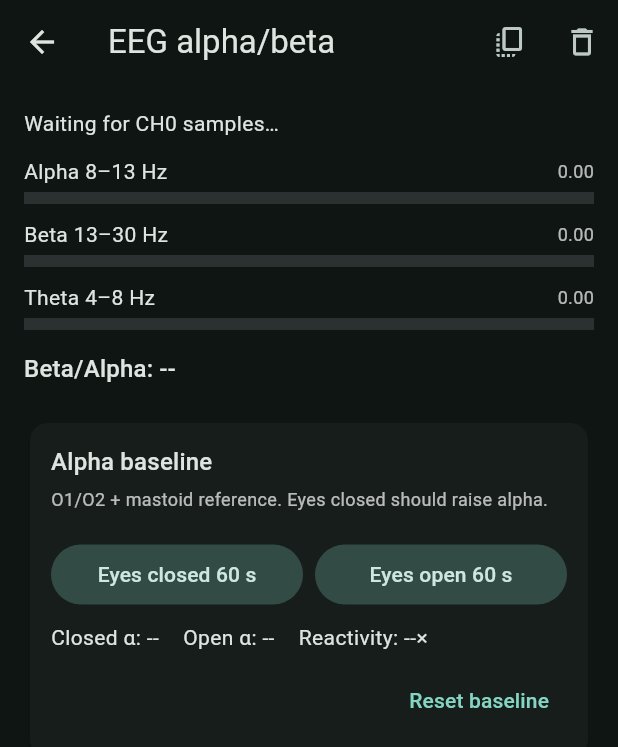
After one commit to WalkEEG/WalkEEG, a Flutter app: the screen it shows after launch, after a tap on "EEG alpha/beta", on a phone screen of 412 x 824 dp. The commit adds this screen. Shown: the top 747 px of the screen. Run offline on Flutter 3.47's test engine with Material 3 defaults, Android fonts, the phone set to English and light mode, and no system bars; our stand-ins replace flutter_blue_plus, permission_handler, shared_preferences; missing offline and left inert: aws_client.

Commit message:
feat(app): EEG alpha/beta analyzer + eyes closed/open baseline

```diff
--- /dev/null
+++ b/05-Flutter program/lib/dsp/eeg_analyzer.dart
@@ -0,0 +1,144 @@
+import 'dart:math' as math;
+
+import 'package:flutter/foundation.dart';
+
+class EegSnapshot {
+  final double theta;
+  final double alpha;
+  final double beta;
+  final double ratio;
+  final bool artifact;
+  final DateTime at;
+
+  const EegSnapshot({
+    required this.theta,
+    required this.alpha,
+    required this.beta,
+    required this.ratio,
+    required this.artifact,
+    required this.at,
+  });
+}
+
+/// Alpha/beta band power from CH0. 500 Hz, 2 s window, 50% overlap.
+/// Goertzel only; no FFT dependency.
+class EegAnalyzer extends ChangeNotifier {
+  EegAnalyzer({
+    this.sampleRate = 500,
+    this.windowSeconds = 2,
+    this.hopSeconds = 1,
+  });
+
+  final int sampleRate;
+  final double windowSeconds;
+  final double hopSeconds;
+
+  static const int thetaLo = 4, thetaHi = 7;
+  static const int alphaLo = 8, alphaHi = 12;
+  static const int betaLo = 13, betaHi = 30;
+
+  final List<double> _buf = <double>[];
+  int _sinceCompute = 0;
+  double _thetaEma = 0;
+  double _alphaEma = 0;
+  double _betaEma = 0;
+
+  EegSnapshot? latest;
+  final List<EegSnapshot> history = <EegSnapshot>[];
+
+  void addSamples(List<int> samples, int n) {
+    for (var i = 0; i < n && i < samples.length; i++) {
+      _buf.add(samples[i].toDouble());
+    }
+    final maxBuf = (sampleRate * (windowSeconds + 1)).round();
+    if (_buf.length > maxBuf) {
+      _buf.removeRange(0, _buf.length - maxBuf);
+    }
+
+    _sinceCompute += n;
+    final win = (sampleRate * windowSeconds).round();
+    final hop = (sampleRate * hopSeconds).round();
+    if (_sinceCompute < hop || _buf.length < win) return;
+
+    _sinceCompute = 0;
+    final raw = _buf.sublist(_buf.length - win);
+    _compute(raw);
+  }
+
+  void _compute(List<double> raw) {
+    final n = raw.length;
+    var sum = 0.0;
+    var mn = raw.first;
+    var mx = raw.first;
+    for (final v in raw) {
+      sum += v;
+      if (v < mn) mn = v;
+      if (v > mx) mx = v;
+    }
+    final mean = sum / n;
+    final x = List<double>.filled(n, 0);
+    for (var i = 0; i < n; i++) {
+      final w = 0.5 - 0.5 * math.cos(2 * math.pi * i / (n - 1));
+      x[i] = (raw[i] - mean) * w;
+    }
+
+    double band(int lo, int hi) {
+      var p = 0.0;
+      for (var f = lo; f <= hi; f++) {
+        p += _goertzel(x, f.toDouble());
+      }
+      return p;
+    }
+
+    final theta = band(thetaLo, thetaHi);
+    final alpha = band(alphaLo, alphaHi);
+    final beta = band(betaLo, betaHi);
+
+    // 12-bit AD8232: about 8 uV/LSB. Large p2p = movement/EMG.
+    final artifact = (mx - mn) > 400;
+    if (!artifact) {
+      _thetaEma = _thetaEma == 0 ? theta : 0.8 * _thetaEma + 0.2 * theta;
+      _alphaEma = _alphaEma == 0 ? alpha : 0.8 * _alphaEma + 0.2 * alpha;
+      _betaEma = _betaEma == 0 ? beta : 0.8 * _betaEma + 0.2 * beta;
+    }
+    final ratio = _alphaEma > 0 ? _betaEma / _alphaEma : 0.0;
+
+    latest = EegSnapshot(
+      theta: _thetaEma,
+      alpha: _alphaEma,
+      beta: _betaEma,
+      ratio: ratio,
+      artifact: artifact,
+      at: DateTime.now(),
+    );
+    history.add(latest!);
+    if (history.length > 1200) history.removeAt(0);
+    notifyListeners();
+  }
+
+  double _goertzel(List<double> x, double freq) {
+    final n = x.length;
+    final k = (n * freq / sampleRate).round();
+    final w = 2 * math.pi * k / n;
+    final c = 2 * math.cos(w);
+    var s0 = 0.0, s1 = 0.0, s2 = 0.0;
+    for (final v in x) {
+      s0 = v + c * s1 - s2;
+      s2 = s1;
+      s1 = s0;
+    }
+    final p = s1 * s1 + s2 * s2 - c * s1 * s2;
+    return p / (n * n);
+  }
+
+  void clear() {
+    _buf.clear();
+    _sinceCompute = 0;
+    _thetaEma = 0;
+    _alphaEma = 0;
+    _betaEma = 0;
+    latest = null;
+    history.clear();
+    notifyListeners();
+  }
+}
--- a/05-Flutter program/lib/main.dart
+++ b/05-Flutter program/lib/main.dart
@@ -4,10 +4,12 @@ import 'package:flutter/material.dart';
 
 import 'auth/cognito_auth.dart';
 import 'ble/walkeeg_ble.dart';
+import 'dsp/eeg_analyzer.dart';
 import 'protocol/packet_parser.dart';
 import 'relay/relay_service.dart';
 import 'storage/recording_service.dart';
 import 'storage/sync_service.dart';
+import 'ui/eeg_page.dart';
 import 'ui/login_page.dart';
 import 'ui/waveform_painter.dart';
 
@@ -65,6 +67,7 @@ class _HomePageState extends State<HomePage> {
   final _ble = WalkEegBleController();
   final _recording = RecordingService();
   final _relay = RelayService();
+  final _eeg = EegAnalyzer(sampleRate: _sampleRateHz);
   final _sync = SyncService();
   final _auth = CognitoAuth();
   final Set<int> _selected = {0, 1};
@@ -116,6 +119,7 @@ class _HomePageState extends State<HomePage> {
         return perCh[c];
       });
       _relay.onFrame(seq, relayCh, n);
+      _eeg.addSamples(perCh[0], n);
     };
     _relay.addListener(_onRelayChanged);
     _tickSub = _ble.tickStream.listen((_) {
@@ -301,6 +305,7 @@ class _HomePageState extends State<HomePage> {
     _stateSub?.cancel();
     _relay.removeListener(_onRelayChanged);
     _relay.dispose();
+    _eeg.dispose();
     _ble.dispose();
     super.dispose();
   }
@@ -456,6 +461,21 @@ class _HomePageState extends State<HomePage> {
               style: Theme.of(context).textTheme.bodySmall,
             ),
             const SizedBox(height: 8),
+            SizedBox(
+              width: double.infinity,
+              child: OutlinedButton.icon(
+                onPressed: () {
+                  Navigator.of(context).push(
+                    MaterialPageRoute(
+                      builder: (_) => EegPage(analyzer: _eeg),
+                    ),
+                  );
+                },
+                icon: const Icon(Icons.insights),
+                label: const Text('EEG alpha/beta'),
+              ),
+            ),
+            const SizedBox(height: 8),
             Row(
               children: [
                 Expanded(
--- /dev/null
+++ b/05-Flutter program/lib/ui/eeg_page.dart
@@ -0,0 +1,283 @@
+import 'dart:async';
+
+import 'package:flutter/material.dart';
+import 'package:flutter/services.dart';
+
+import '../dsp/eeg_analyzer.dart';
+
+class EegPage extends StatefulWidget {
+  const EegPage({super.key, required this.analyzer});
+
+  final EegAnalyzer analyzer;
+
+  @override
+  State<EegPage> createState() => _EegPageState();
+}
+
+class _EegPageState extends State<EegPage> {
+  Timer? _timer;
+  int _secondsLeft = 0;
+  String _phase = '';
+  double? _closedAlpha;
+  double? _openAlpha;
+  final List<double> _values = <double>[];
+
+  @override
+  void dispose() {
+    _timer?.cancel();
+    super.dispose();
+  }
+
+  void _startBaseline(String phase, int seconds) {
+    if (_timer != null) return;
+    setState(() {
+      _phase = phase;
+      _secondsLeft = seconds;
+      _values.clear();
+    });
+    _timer = Timer.periodic(const Duration(seconds: 1), (t) {
+      final s = widget.analyzer.latest;
+      if (s != null && !s.artifact) _values.add(s.alpha);
+      if (!mounted) return;
+      setState(() => _secondsLeft--);
+      if (_secondsLeft <= 0) {
+        t.cancel();
+        _timer = null;
+        final avg = _values.isEmpty
+            ? 0.0
+            : _values.reduce((a, b) => a + b) / _values.length;
+        setState(() {
+          if (phase == 'closed') {
+            _closedAlpha = avg;
+          } else {
+            _openAlpha = avg;
+          }
+          _phase = '';
+          _secondsLeft = 0;
+        });
+      }
+    });
+  }
+
+  double? get _reactivity {
+    final c = _closedAlpha;
+    final o = _openAlpha;
+    if (c == null || o == null || o <= 0) return null;
+    return c / o;
+  }
+
+  void _resetBaseline() {
+    setState(() {
+      _closedAlpha = null;
+      _openAlpha = null;
+      _values.clear();
+      _phase = '';
+      _secondsLeft = 0;
+    });
+    _timer?.cancel();
+    _timer = null;
+  }
+
+  Future<void> _copyCsv() async {
+    final rows = <String>['time,theta,alpha,beta,ratio,artifact'];
+    for (final s in widget.analyzer.history) {
+      rows.add([
+        s.at.toIso8601String(),
+        s.theta.toStringAsFixed(3),
+        s.alpha.toStringAsFixed(3),
+        s.beta.toStringAsFixed(3),
+        s.ratio.toStringAsFixed(3),
+        s.artifact ? '1' : '0',
+      ].join(','));
+    }
+    await Clipboard.setData(ClipboardData(text: rows.join('\n')));
+    if (!mounted) return;
+    ScaffoldMessenger.of(context).showSnackBar(
+      SnackBar(content: Text('Copied ${widget.analyzer.history.length} rows')),
+    );
+  }
+
+  @override
+  Widget build(BuildContext context) {
+    return Scaffold(
+      appBar: AppBar(
+        title: const Text('EEG alpha/beta'),
+        actions: [
+          IconButton(
+            tooltip: 'Copy CSV',
+            onPressed: _copyCsv,
+            icon: const Icon(Icons.copy_all),
+          ),
+          IconButton(
+            tooltip: 'Clear',
+            onPressed: widget.analyzer.clear,
+            icon: const Icon(Icons.delete_outline),
+          ),
+        ],
+      ),
+      body: AnimatedBuilder(
+        animation: widget.analyzer,
+        builder: (context, _) {
+          final s = widget.analyzer.latest;
+          final alpha = s?.alpha ?? 0;
+          final beta = s?.beta ?? 0;
+          final theta = s?.theta ?? 0;
+          var maxVal = alpha;
+          if (beta > maxVal) maxVal = beta;
+          if (theta > maxVal) maxVal = theta;
+          if (maxVal <= 0) maxVal = 1;
+
+          return ListView(
+            padding: const EdgeInsets.all(16),
+            children: [
+              Text(
+                s == null
+                    ? 'Waiting for CH0 samples…'
+                    : (s.artifact
+                        ? 'Artifact — hold still / check electrodes'
+                        : 'Signal OK · 500 Hz · 2 s window'),
+                style: Theme.of(context).textTheme.bodyMedium,
+              ),
+              const SizedBox(height: 12),
+              _BandBar(
+                label: 'Alpha 8–13 Hz',
+                value: alpha,
+                max: maxVal,
+                color: const Color(0xFF22C55E),
+              ),
+              const SizedBox(height: 10),
+              _BandBar(
+                label: 'Beta 13–30 Hz',
+                value: beta,
+                max: maxVal,
+                color: const Color(0xFF06B6D4),
+              ),
+              const SizedBox(height: 10),
+              _BandBar(
+                label: 'Theta 4–8 Hz',
+                value: theta,
+                max: maxVal,
+                color: const Color(0xFF6366F1),
+              ),
+              const SizedBox(height: 14),
+              Text(
+                'Beta/Alpha: ${s == null ? "--" : s.ratio.toStringAsFixed(2)}',
+                style: Theme.of(context).textTheme.titleMedium,
+              ),
+              const SizedBox(height: 20),
+              Card(
+                child: Padding(
+                  padding: const EdgeInsets.all(14),
+                  child: Column(
+                    crossAxisAlignment: CrossAxisAlignment.stretch,
+                    children: [
+                      Text(
+                        'Alpha baseline',
+                        style: Theme.of(context).textTheme.titleMedium,
+                      ),
+                      const SizedBox(height: 4),
+                      const Text(
+                        'O1/O2 + mastoid reference. Eyes closed should raise alpha.',
+                        style: TextStyle(fontSize: 12, color: Colors.white70),
+                      ),
+                      const SizedBox(height: 10),
+                      if (_timer != null)
+                        Text(
+                          '$_phase: ${_secondsLeft}s left',
+                          style: const TextStyle(
+                            fontSize: 16,
+                            fontWeight: FontWeight.w600,
+                          ),
+                        ),
+                      const SizedBox(height: 8),
+                      Row(
+                        children: [
+                          Expanded(
+                            child: FilledButton.tonal(
+                              onPressed: _timer != null
+                                  ? null
+                                  : () => _startBaseline('Eyes closed', 60),
+                              child: const Text('Eyes closed 60 s'),
+                            ),
+                          ),
+                          const SizedBox(width: 8),
+                          Expanded(
+                            child: FilledButton.tonal(
+                              onPressed: _timer != null
+                                  ? null
+                                  : () => _startBaseline('Eyes open', 60),
+                              child: const Text('Eyes open 60 s'),
+                            ),
+                          ),
+                        ],
+                      ),
+                      const SizedBox(height: 8),
+                      Wrap(
+                        spacing: 16,
+                        runSpacing: 4,
+                        children: [
+                          Text('Closed α: ${_fmt(_closedAlpha)}'),
+                          Text('Open α: ${_fmt(_openAlpha)}'),
+                          Text('Reactivity: ${_fmt(_reactivity)}×'),
+                        ],
+                      ),
+                      const SizedBox(height: 8),
+                      Align(
+                        alignment: Alignment.centerRight,
+                        child: TextButton(
+                          onPressed: _resetBaseline,
+                          child: const Text('Reset baseline'),
+                        ),
+                      ),
+                    ],
+                  ),
+                ),
+              ),
+            ],
+          );
+        },
+      ),
+    );
+  }
+
+  String _fmt(double? v) => v == null ? '--' : v.toStringAsFixed(2);
+}
+
+class _BandBar extends StatelessWidget {
+  const _BandBar({
+    required this.label,
+    required this.value,
+    required this.max,
+    required this.color,
+  });
+
+  final String label;
+  final double value;
+  final double max;
+  final Color color;
+
+  @override
+  Widget build(BuildContext context) {
+    final pct = (value / max).clamp(0.0, 1.0);
+    return Column(
+      crossAxisAlignment: CrossAxisAlignment.stretch,
+      children: [
+        Row(
+          mainAxisAlignment: MainAxisAlignment.spaceBetween,
+          children: [
+            Text(label),
+            Text(value.toStringAsFixed(2),
+                style: const TextStyle(fontSize: 12, color: Colors.white70)),
+          ],
+        ),
+        const SizedBox(height: 4),
+        LinearProgressIndicator(
+          value: pct,
+          minHeight: 8,
+          backgroundColor: Colors.white12,
+          color: color,
+        ),
+      ],
+    );
+  }
+}
```
